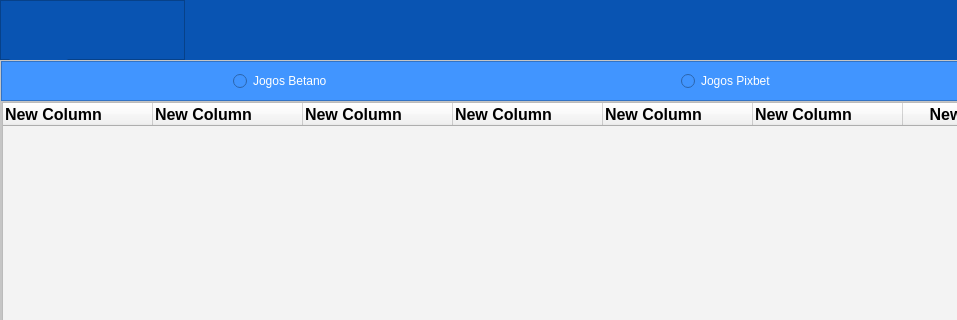
Old version of the form ui_forms/ui_main.ui in the repository mateuscosta27/WebScraping; both pictures show x 0 to 957 and y 0 to 320 of the 1134 by 686 pixel window.
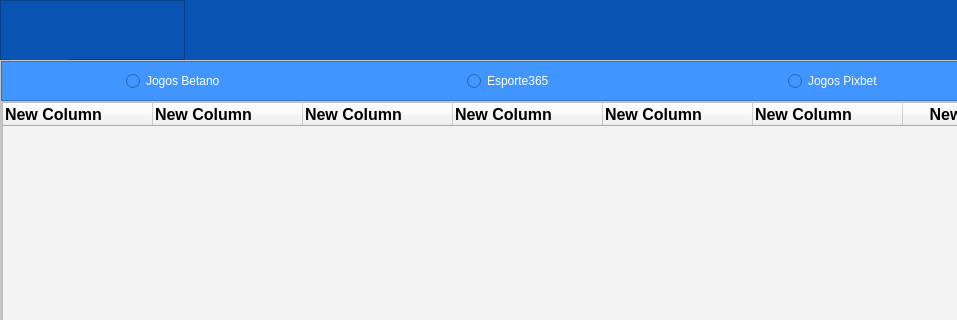
New version of the form. The open tabs and pages were chosen to show the change. Icons and pictures are not drawn.

Patch:
```diff
--- a/ui_forms/ui_main.ui
+++ b/ui_forms/ui_main.ui
@@ -966,6 +966,37 @@
                       </property>
                      </widget>
                     </item>
+                    <item>
+                     <widget class="QRadioButton" name="rb_games_esporte365">
+                      <property name="minimumSize">
+                       <size>
+                        <width>200</width>
+                        <height>20</height>
+                       </size>
+                      </property>
+                      <property name="maximumSize">
+                       <size>
+                        <width>200</width>
+                        <height>20</height>
+                       </size>
+                      </property>
+                      <property name="styleSheet">
+                       <string notr="true">
+QRadioButton{
+	font: 75 12pt &quot;MS Shell Dlg 2&quot;;
+	color: rgb(255, 255, 255);
+}
+
+QRadioButton:pressed{
+	font: 75 12pt &quot;MS Shell Dlg 2&quot;;
+	color: rgb(0, 0, 0);
+}</string>
+                      </property>
+                      <property name="text">
+                       <string>Esporte365</string>
+                      </property>
+                     </widget>
+                    </item>
                     <item>
                      <widget class="QRadioButton" name="rb_jogos_pixbet">
                       <property name="minimumSize">
```
Left out of the diff: 4 changed lines with no effect on the pictures.
